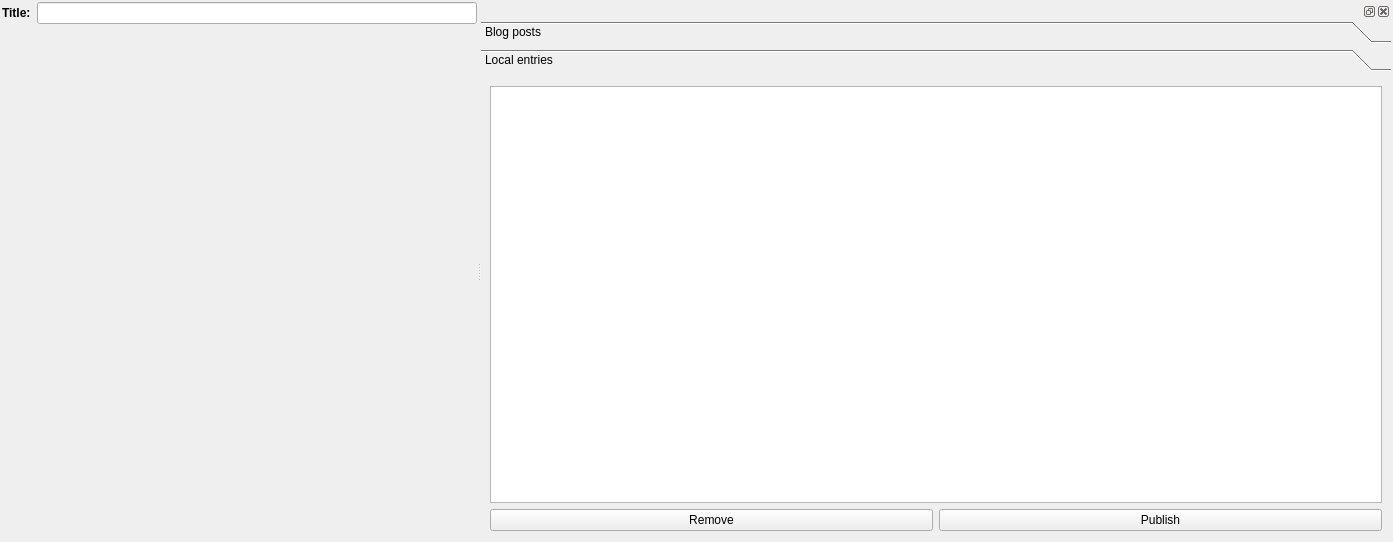
The window that src/plugins/blogique/blogiquewidget.ui (0xd34df00d/leechcraft) describes before a commit, drawn with Qt 5.
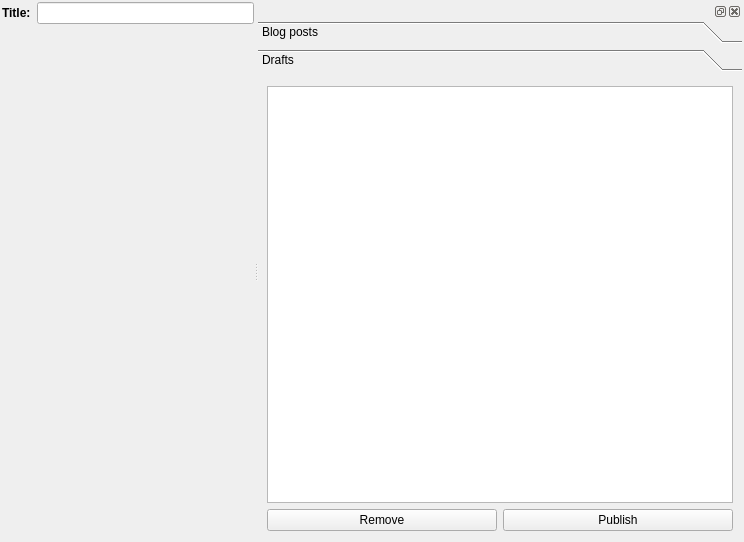
The same window after the commit. The open tabs and pages were chosen to show the change.

Commit message: Blogique: add work with drafts

Diff of the .ui file:
```diff
--- a/src/plugins/blogique/blogiquewidget.ui
+++ b/src/plugins/blogique/blogiquewidget.ui
@@ -6,7 +6,7 @@
    <rect>
     <x>0</x>
     <y>0</y>
-    <width>1393</width>
+    <width>744</width>
     <height>542</height>
    </rect>
   </property>
@@ -157,12 +157,12 @@
             <rect>
              <x>0</x>
              <y>0</y>
-             <width>268</width>
-             <height>124</height>
+             <width>463</width>
+             <height>459</height>
             </rect>
            </property>
            <attribute name="label">
-            <string>Local entries</string>
+            <string>Drafts</string>
            </attribute>
            <layout class="QGridLayout" name="gridLayout_9">
             <item row="2" column="0">
@@ -180,13 +180,16 @@
              </widget>
             </item>
             <item row="0" column="0" colspan="2">
-             <widget class="QTableView" name="LocalEntriesView_">
+             <widget class="QTreeView" name="LocalEntriesView_">
               <property name="sizePolicy">
                <sizepolicy hsizetype="Minimum" vsizetype="Expanding">
                 <horstretch>0</horstretch>
                 <verstretch>0</verstretch>
                </sizepolicy>
               </property>
+              <property name="rootIsDecorated">
+               <bool>false</bool>
+              </property>
              </widget>
             </item>
            </layout>
```
Left out of the diff: 20 changed lines with no effect on the pictures. The commit also changes 2 other files.
